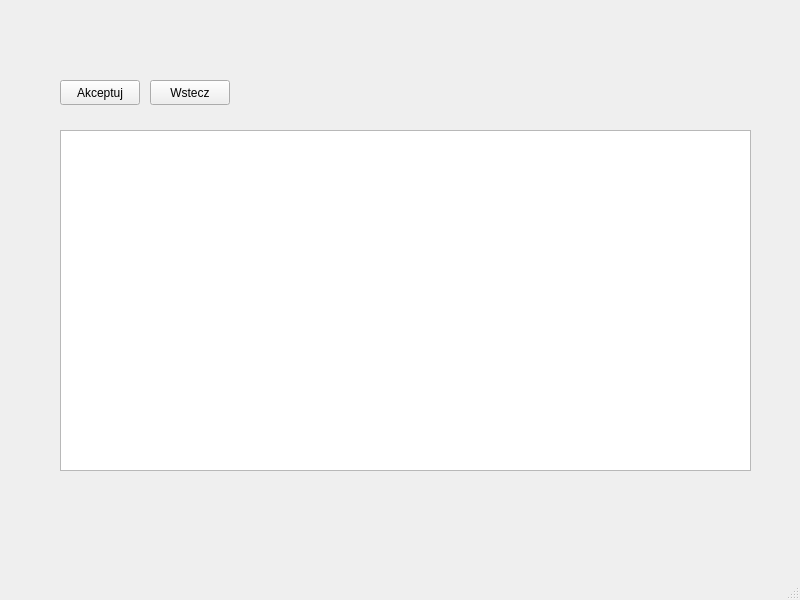
Old version of the form mainwindow.ui in the repository Charlie789/BikeWizard.
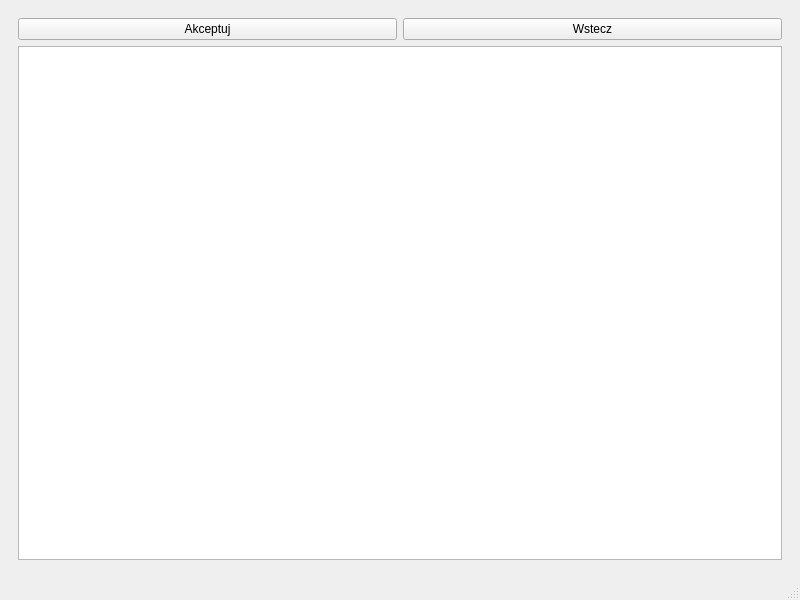
New version of the form. The open tabs and pages were chosen to show the change.

Commit message: zmiany w ui - pełny ekran i zmiana szerokości kolumn

Diff of the .ui file:
```diff
--- a/mainwindow.ui
+++ b/mainwindow.ui
@@ -14,15 +14,9 @@
    <string>MainWindow</string>
   </property>
   <widget class="QWidget" name="centralwidget">
+   <layout class="QGridLayout" name="gridLayout">
+    <item row="0" column="0">
    <widget class="QStackedWidget" name="stackedWidget">
-    <property name="geometry">
-     <rect>
-      <x>30</x>
-      <y>60</y>
-      <width>751</width>
-      <height>501</height>
-     </rect>
-    </property>
     <widget class="QWidget" name="selected_parts_page">
      <widget class="QTableView" name="selected_parts_tableview">
       <property name="geometry">
@@ -55,50 +49,39 @@
      </widget>
     </widget>
     <widget class="QWidget" name="add_part_page">
-     <widget class="QTableView" name="part_tableview">
-      <property name="geometry">
-       <rect>
-        <x>30</x>
-        <y>70</y>
-        <width>691</width>
-        <height>341</height>
-       </rect>
-      </property>
-      <property name="selectionMode">
-       <enum>QAbstractItemView::SingleSelection</enum>
-      </property>
-      <property name="selectionBehavior">
-       <enum>QAbstractItemView::SelectRows</enum>
-      </property>
-     </widget>
+       <layout class="QGridLayout" name="gridLayout_3">
+        <item row="0" column="0">
      <widget class="QPushButton" name="accept_pushbutton">
-      <property name="geometry">
-       <rect>
-        <x>30</x>
-        <y>20</y>
-        <width>80</width>
-        <height>25</height>
-       </rect>
-      </property>
       <property name="text">
        <string>Akceptuj</string>
       </property>
      </widget>
+        </item>
+        <item row="0" column="1">
      <widget class="QPushButton" name="back_pushbutton">
-      <property name="geometry">
-       <rect>
-        <x>120</x>
-        <y>20</y>
-        <width>80</width>
-        <height>25</height>
-       </rect>
-      </property>
       <property name="text">
        <string>Wstecz</string>
       </property>
      </widget>
-    </widget>
-   </widget>
+        </item>
+        <item row="1" column="0" colspan="2">
+         <widget class="QTableView" name="part_tableview">
+          <property name="editTriggers">
+           <set>QAbstractItemView::NoEditTriggers</set>
+          </property>
+          <property name="selectionMode">
+           <enum>QAbstractItemView::SingleSelection</enum>
+          </property>
+          <property name="selectionBehavior">
+           <enum>QAbstractItemView::SelectRows</enum>
+          </property>
+         </widget>
+        </item>
+       </layout>
+      </widget>
+     </widget>
+    </item>
+   </layout>
   </widget>
   <widget class="QMenuBar" name="menubar">
    <property name="geometry">
```
Left out of the diff: 23 changed lines with no effect on the pictures. Lines whose indentation alone changed are shown as unchanged. The commit also changes 2 other files.
